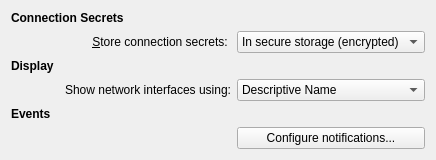
First picture: the form in settings/config/othersettings.ui, repository KDE/networkmanagement, before the edit.
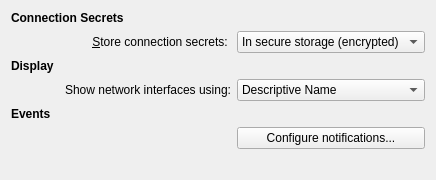
Second picture: the form after the edit.

Commit message: Add version to kcm. The version is the branch name (if not master) plus the date when the last commit was done, for example: nm09-20110619. This will make it easier to know which version users are using.

```diff
--- a/settings/config/othersettings.ui
+++ b/settings/config/othersettings.ui
@@ -121,6 +121,10 @@
      </property>
     </spacer>
    </item>
+   <item row="7" column="0">
+    <widget class="QLabel" name="lblVersion">
+    </widget>
+   </item>
   </layout>
  </widget>
  <resources/>
```
The commit also changes 2 other files.
